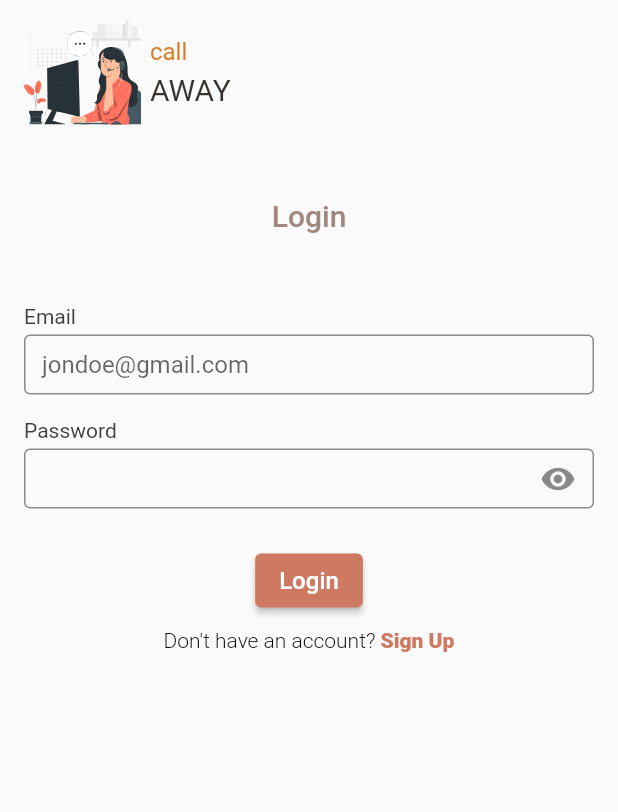
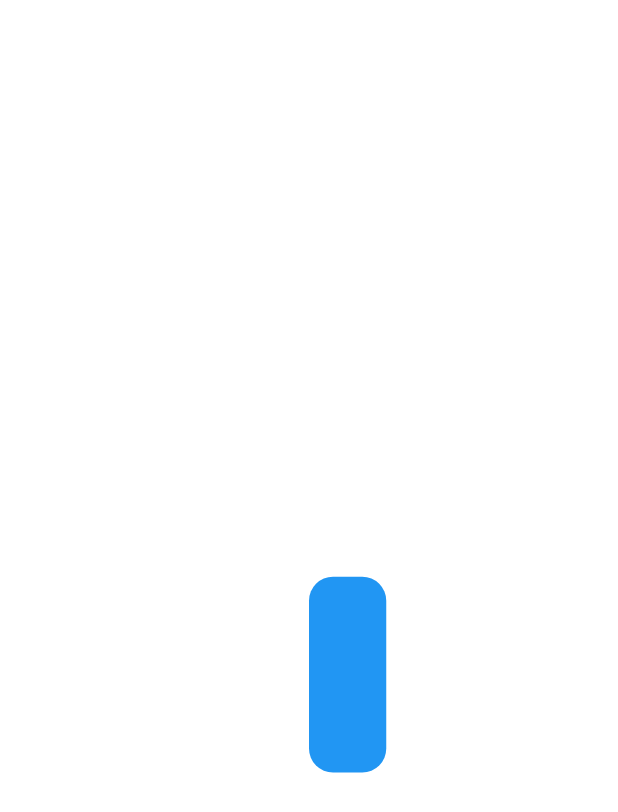
Before and after one commit to SelaseKay/call-away, a Flutter app: the screen it shows after launch, on a phone screen of 412 x 824 dp. Shown: the top 812 px of the screen. Run offline on Flutter 3.47's test engine with Material 2 defaults, Android fonts, the phone set to English and light mode, and no system bars; our stand-ins replace cached_network_image, cloud_firestore, dio, firebase_auth, firebase_core, firebase_storage and 6 more; accounts and stored records are empty; Roboto replaces fonts that are missing (Prompt).

Commit message:
start loading animation

```diff
--- a/lib/main.dart
+++ b/lib/main.dart
@@ -1,4 +1,5 @@
 import 'package:call_away/provider/user_state_provider.dart';
+import 'package:call_away/ui/components/loading_animator.dart';
 import 'package:call_away/ui/components/loading_screen.dart';
 import 'package:call_away/ui/screens/add_phone_number_screen.dart';
 import 'package:call_away/ui/screens/home_screen.dart';
@@ -35,28 +36,37 @@ class _MyAppState extends ConsumerState<MyApp> {
   // This widget is the root of your application.
   @override
   Widget build(BuildContext context) {
-    final AsyncValue<UserState> user = ref.watch(userStateProvider);
+    return MaterialApp(
+      title: "Flutter Demo",
+      debugShowCheckedModeBanner: false,
+      theme: ThemeData(
+          primaryColor: const Color(0xFFCE7A63),
+          textTheme:
+              const TextTheme(headline6: TextStyle(color: Color(0xFFA1887F)))),
+        home: const LoadingAnimator(),
+    );
+    // final AsyncValue<UserState> user = ref.watch(userStateProvider);
 
-    return user.when(
-        loading: () => const LoadingScreen(),
-        error: (error, stackTrace) => Text("Error: $error"),
-        data: (userState) {
-          return MaterialApp(
-            title: 'Flutter Demo',
-            debugShowCheckedModeBanner: false,
-            initialRoute: userState == UserState.verified ? '/home' : '/',
-            routes: {
-              '/': (context) => LoginScreen(),
-              '/signUp': (context) => SignUpScreen(),
-              '/addPhoneNumber': (context) => AddPhoneNumberScreen(),
-              '/addPhoneNumber/verifyOtp': (context) => OtpVerificationScreen(),
-              '/home': (context) => const HomeScreen(title: "Call Away"),
-            },
-            theme: ThemeData(
-                primaryColor: const Color(0xFFCE7A63),
-                textTheme: const TextTheme(
-                    headline6: TextStyle(color: Color(0xFFA1887F)))),
-          );
-        });
+    // return user.when(
+    //     loading: () => const LoadingScreen(),
+    //     error: (error, stackTrace) => Text("Error: $error"),
+    //     data: (userState) {
+    //       return MaterialApp(
+    //         title: 'Flutter Demo',
+    //         debugShowCheckedModeBanner: false,
+    //         initialRoute: userState == UserState.verified ? '/home' : '/',
+    //         routes: {
+    //           '/': (context) => LoginScreen(),
+    //           '/signUp': (context) => SignUpScreen(),
+    //           '/addPhoneNumber': (context) => AddPhoneNumberScreen(),
+    //           '/addPhoneNumber/verifyOtp': (context) => OtpVerificationScreen(),
+    //           '/home': (context) => const HomeScreen(title: "Call Away"),
+    //         },
+    //         theme: ThemeData(
+    //             primaryColor: const Color(0xFFCE7A63),
+    //             textTheme: const TextTheme(
+    //                 headline6: TextStyle(color: Color(0xFFA1887F)))),
+    //       );
+    //     });
   }
 }
--- /dev/null
+++ b/lib/ui/components/loading_animator.dart
@@ -0,0 +1,56 @@
+import 'package:call_away/ui/components/loading_painter.dart';
+import 'package:flutter/material.dart';
+
+class LoadingAnimator extends StatefulWidget {
+  const LoadingAnimator({Key? key})
+      : super(key: key);
+
+
+  @override
+  State<LoadingAnimator> createState() => _LoadingAnimatorState();
+}
+
+class _LoadingAnimatorState extends State<LoadingAnimator>
+    with TickerProviderStateMixin {
+  late Animation<double> top;
+
+  late Animation<Offset> bottom;
+
+  late AnimationController controller;
+
+  @override
+  void initState() {
+    super.initState();
+
+    Tween<double> topOffsetTween = Tween(begin: 60.0, end: -40.0);
+
+    controller = AnimationController(
+      vsync: this,
+      duration: Duration(seconds: 2),
+    );
+
+    top = topOffsetTween.animate(controller)
+      ..addListener(() {
+        setState(() {});
+      })
+      ..addStatusListener((status) {
+        if (status == AnimationStatus.completed) {
+          controller.repeat();
+        } else if (status == AnimationStatus.dismissed) {
+          controller.forward();
+        }
+      });
+
+    controller.forward();
+  }
+
+  @override
+  Widget build(BuildContext context) {
+    return SizedBox(
+        height: 80.0,
+        width: 80.0,
+        child: CustomPaint(
+          painter: LoadingPainter(top: top.value),
+        ));
+  }
+}
--- /dev/null
+++ b/lib/ui/components/loading_painter.dart
@@ -0,0 +1,28 @@
+import 'package:flutter/material.dart';
+
+class LoadingPainter extends CustomPainter {
+  const LoadingPainter({required this.top});
+
+  final double top;
+
+  @override
+  void paint(Canvas canvas, Size size) {
+    canvas.translate(size.width / 2.0, size.height / 2.0);
+
+    final paint = Paint()
+      ..color = Colors.blue
+      ..style = PaintingStyle.fill
+      ..strokeWidth = 2.0;
+
+    final rect =
+        Rect.fromPoints( Offset(0, top), Offset(size.width / 8.0, size.height / 8.0));
+    final rrect = RRect.fromRectXY(rect, 16.0, 16.0);
+
+    canvas.drawRRect(rrect, paint);
+  }
+
+  @override
+  bool shouldRepaint(covariant CustomPainter oldDelegate) {
+    return true;
+  }
+}
```
